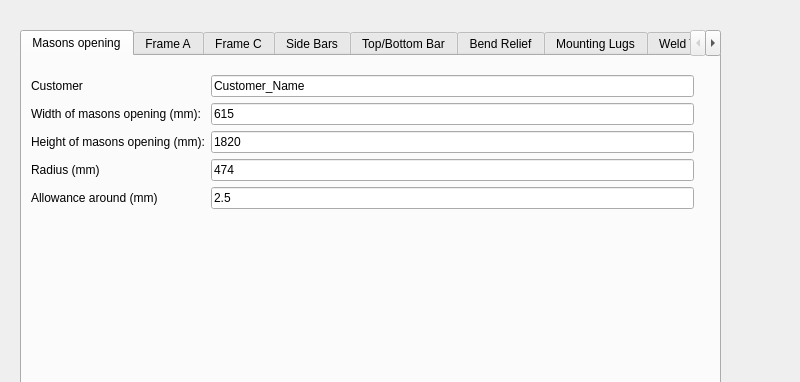
Above: src/Min.ui from kyloe/HalfaxIronWorks before the change; both pictures show x 0 to 800 and y 0 to 382 of the 800 by 954 pixel window. Below: the same form after it.
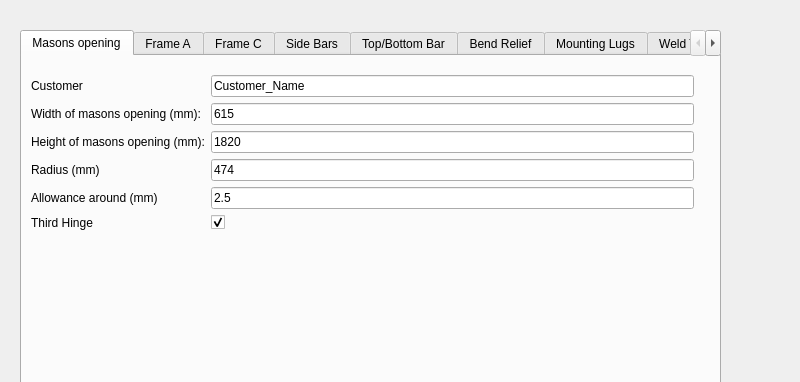
That is the form after the change. The open tabs and pages were chosen to show the change.

Commit message: Optional 3rd hinge Plastic holes now dont crash with hinges

What changed in the file:
```diff
--- a/src/Min.ui
+++ b/src/Min.ui
@@ -44,7 +44,7 @@
        <x>0</x>
        <y>10</y>
        <width>681</width>
-       <height>182</height>
+       <height>203</height>
       </rect>
      </property>
      <layout class="QFormLayout" name="formLayout_9">
@@ -133,6 +133,23 @@
         </property>
        </widget>
       </item>
+      <item row="8" column="0">
+       <widget class="QLabel" name="label_64">
+        <property name="text">
+         <string>Third Hinge</string>
+        </property>
+       </widget>
+      </item>
+      <item row="8" column="1">
+       <widget class="QCheckBox" name="ThirdHinge">
+        <property name="text">
+         <string/>
+        </property>
+        <property name="checked">
+         <bool>true</bool>
+        </property>
+       </widget>
+      </item>
      </layout>
     </widget>
    </widget>
```
Left out of the diff: 6 changed lines with no effect on the pictures. The commit also changes 2 other files.
